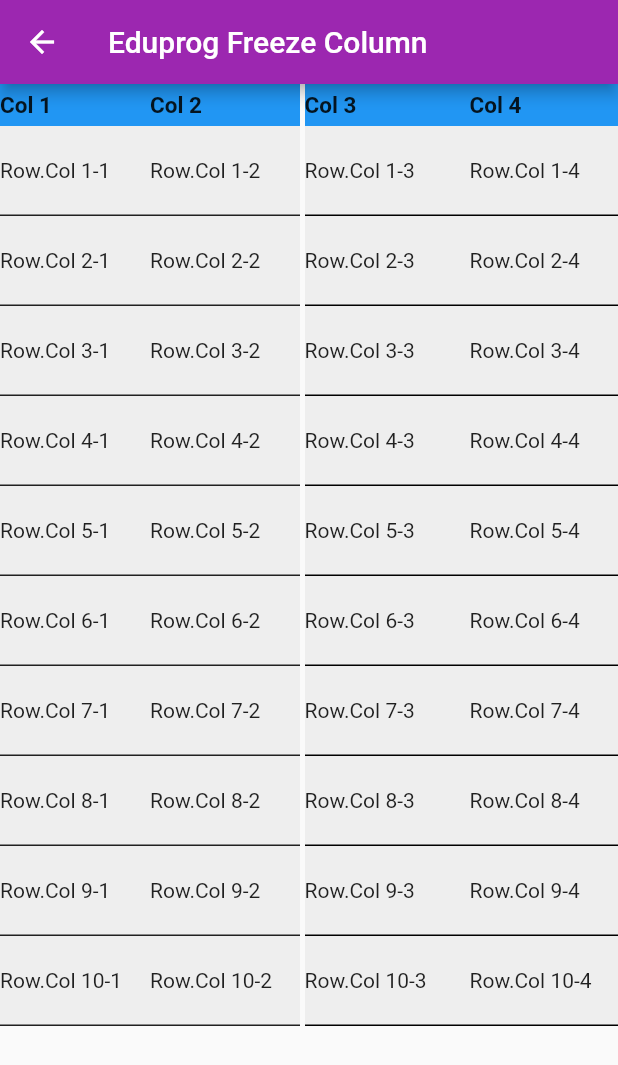
After one commit to amhirin/eduprog_flutter_exercises, a Flutter app: the FreezeColumnPage screen opened directly, on a phone screen of 412 x 824 dp. The commit adds this screen. Shown: the top 1065 px of the screen. Run offline on Flutter 3.47's test engine with Material 2 defaults, Android fonts, the phone set to English and light mode, and no system bars; our stand-ins replace flutter_custom_clippers.

Commit message:
freeze table

```diff
--- /dev/null
+++ b/lib/eduprog/freeze_table.dart
@@ -0,0 +1,352 @@
+import 'package:flutter/material.dart';
+
+class FreezeColumnPage extends StatefulWidget {
+  FreezeColumnPage({Key key, this.title}) : super(key: key);
+  final String title;
+
+  @override
+  _FreezeColumnPageState createState() => _FreezeColumnPageState();
+}
+
+class _FreezeColumnPageState extends State<FreezeColumnPage> {
+
+  TextStyle headerStyle = TextStyle(fontWeight: FontWeight.bold, fontSize: 15);
+  Color colorHeader = Colors.blue;
+  Color colorRow = Colors.grey[200];
+
+  Widget getRow_Freeze(int index){
+    return Container(
+      padding: EdgeInsets.only(top: 5, bottom: 5),
+      height: 60,
+      decoration: BoxDecoration(
+          color: colorRow,
+          border: Border(
+              bottom: BorderSide(
+                  color: Colors.black87
+              )
+          )
+      ),
+      child: Row(
+        children: <Widget>[
+          Expanded(
+            child: Text("Row.Col $index-1"),
+          ),
+          Expanded(
+            child: Text("Row.Col $index-2"),
+          ),
+        ],
+      ),
+    );
+  }
+
+  Widget getRow_Unfreeze(int index){
+    return Container(
+      padding: EdgeInsets.only(top: 5, bottom: 5),
+      height: 60,
+      decoration: BoxDecoration(
+        color: colorRow,
+        border: Border(
+          bottom: BorderSide(
+          )
+        )
+      ),
+      child: Row(
+        children: <Widget>[
+          Container(
+            width: 110,
+            child: Text("Row.Col $index-3"),
+          ),
+          Container(
+            width: 110,
+            child: Text("Row.Col $index-4"),
+          ),
+          Container(
+            width: 110,
+            child: Text("Row.Col $index-5"),
+          ),
+          Container(
+            width: 110,
+            child: Text("Row.Col $index-6"),
+          ),
+          Container(
+            width: 110,
+            child: Text("Row.Col $index-7"),
+          ),
+          Container(
+            width: 110,
+            child: Text("Row.Col $index-8"),
+          ),
+          Container(
+            width: 110,
+            child: Text("Row.Col $index-9"),
+          ),
+          Container(
+            width: 110,
+            child: Text("Row.Col $index-10"),
+          ),
+        ],
+      ),
+    );
+  }
+
+  Widget getCol_Freeze(){
+    return Container(
+      padding: EdgeInsets.only(top: 5, bottom: 5),
+      color: colorHeader,
+      child: Row(
+        children: <Widget>[
+          Expanded(
+            child: Text("Col 1", style: headerStyle,),
+          ),
+          Expanded(
+            child: Text("Col 2", style: headerStyle,),
+          ),
+        ],
+      ),
+    );
+  }
+
+  Widget getCol_Unfreeze(){
+    return Container(
+      padding: EdgeInsets.only(top: 5, bottom: 5),
+      color: colorHeader,
+      child: Row(
+        children: <Widget>[
+          Container(
+            width: 110,
+            child: Text("Col 3", style: headerStyle,),
+          ),
+          Container(
+            width: 110,
+            child: Text("Col 4", style: headerStyle,),
+          ),
+          Container(
+            width: 110,
+            child: Text("Col 5", style: headerStyle,),
+          ),
+          Container(
+            width: 110,
+            child: Text("Col 6", style: headerStyle,),
+          ),
+          Container(
+            width: 110,
+            child: Text("Col 7", style: headerStyle,),
+          ),
+          Container(
+            width: 110,
+            child: Text("Col 8", style: headerStyle,),
+          ),
+          Container(
+            width: 110,
+            child: Text("Col 9", style: headerStyle,),
+          ),
+          Container(
+            width: 110,
+            child: Text("Col 10", style: headerStyle,),
+          ),
+        ],
+      ),
+    );
+  }
+
+  @override
+  Widget build(BuildContext context) {
+    final screenSize = MediaQuery.of(context).size;
+    return Scaffold(
+        appBar: AppBar(
+          title: Text(widget.title),
+        ),
+        body:Row(
+          crossAxisAlignment: CrossAxisAlignment.start,
+          children: <Widget>[
+            Container(
+              width: 200,
+              child: Column(
+                children: <Widget>[
+                  getCol_Freeze(),
+                  getRow_Freeze(1),
+                  getRow_Freeze(2),
+                  getRow_Freeze(3),
+                  getRow_Freeze(4),
+                  getRow_Freeze(5),
+                  getRow_Freeze(6),
+                  getRow_Freeze(7),
+                  getRow_Freeze(8),
+                  getRow_Freeze(9),
+                  getRow_Freeze(10),
+
+                ],
+              ),
+            ),
+            SizedBox(
+              width: 3,
+            ),
+            Expanded(
+              child: SingleChildScrollView(
+                scrollDirection: Axis.horizontal,
+                child: Container(
+
+                  child: Column(
+                    children: <Widget>[
+                      getCol_Unfreeze(),
+                      getRow_Unfreeze(1),
+                      getRow_Unfreeze(2),
+                      getRow_Unfreeze(3),
+                      getRow_Unfreeze(4),
+                      getRow_Unfreeze(5),
+                      getRow_Unfreeze(6),
+                      getRow_Unfreeze(7),
+                      getRow_Unfreeze(8),
+                      getRow_Unfreeze(9),
+                      getRow_Unfreeze(10),
+
+
+                    ],
+                  ),
+                ),
+              ),
+            )
+          ],
+        )
+    );
+  }
+}
+
+class FreezeRowPage extends StatefulWidget {
+  FreezeRowPage({Key key, this.title}) : super(key: key);
+  final String title;
+
+  @override
+  _FreezeRowPageState createState() => _FreezeRowPageState();
+}
+
+class _FreezeRowPageState extends State<FreezeRowPage> {
+
+  TextStyle headerStyle = TextStyle(fontWeight: FontWeight.bold, fontSize: 15);
+  TextStyle rowStyle = TextStyle(fontSize: 15);
+  Color colorHeader = Colors.blue;
+  Color colorRow = Colors.grey[300];
+
+  Widget getRow(int index){
+    return Container(
+      padding: EdgeInsets.only(top: 5, bottom: 5),
+      height: 60,
+      decoration: BoxDecoration(
+          color: colorRow,
+          border: Border(
+              bottom: BorderSide(
+                color: Colors.black87
+              )
+          )
+      ),
+      child: Row(
+        children: <Widget>[
+          Container(
+            width: 110,
+            child: Text("Row.Col $index-1", style: rowStyle,),
+          ),
+          Container(
+            width: 110,
+            child: Text("Row.Col $index-2", style: rowStyle),
+          ),
+          Container(
+            width: 110,
+            child: Text("Row.Col $index-3", style: rowStyle),
+          ),
+          Container(
+            width: 110,
+            child: Text("Row.Col $index-4", style: rowStyle),
+          ),
+
+        ],
+      ),
+    );
+  }
+
+  Widget getCol(){
+    return Container(
+      padding: EdgeInsets.only(top: 5, bottom: 5),
+      color: colorHeader,
+      child: Row(
+        children: <Widget>[
+          Container(
+            width: 110,
+            child: Text("Col 1", style: headerStyle,),
+          ),
+          Container(
+            width: 110,
+            child: Text("Col 2", style: headerStyle,),
+          ),
+          Container(
+            width: 110,
+            child: Text("Col 3", style: headerStyle,),
+          ),
+          Container(
+            width: 110,
+            child: Text("Col 4", style: headerStyle,),
+          ),
+
+        ],
+      ),
+    );
+  }
+  @override
+  Widget build(BuildContext context) {
+    // TODO: implement build
+    return Scaffold(
+        appBar: AppBar(
+        title: Text(widget.title),
+        ),
+        body: Container(
+          height: MediaQuery.of(context).size.height,
+          child: Column(
+            children: <Widget>[
+              Container(
+                child: Column(
+                  children: <Widget>[
+                    getCol(),
+                    getRow(1),
+                    getRow(2),
+                    getRow(3),
+                    Container( //. untuk separator
+                      height: 5,
+                      color: Colors.grey,
+
+                    ),
+                  ],
+                ),
+              ),
+              Expanded( //. unfreeze area
+                child: SingleChildScrollView(
+                  scrollDirection: Axis.vertical,
+                  child: Container(
+                    child: Column(
+                      children: <Widget>[
+                        getRow(4),
+                        getRow(5),
+                        getRow(6),
+                        getRow(7),
+                        getRow(8),
+                        getRow(9),
+                        getRow(10),
+                        getRow(11),
+                        getRow(12),
+                        getRow(13),
+                        getRow(14),
+                        getRow(15),
+                        getRow(16),
+                        getRow(17),
+                        getRow(18),
+                        getRow(19),
+                        getRow(20),
+                      ],
+                    ),
+                  ),
+                ),
+              )
+            ],
+          ),
+        )
+    );
+  }
+}
--- a/lib/main.dart
+++ b/lib/main.dart
@@ -1,4 +1,5 @@
 import 'package:eduprog_flutter_exercises/eduprog/custom_font.dart';
+import 'package:eduprog_flutter_exercises/eduprog/freeze_table.dart';
 import 'package:eduprog_flutter_exercises/eduprog/login.dart';
 import 'package:flutter/cupertino.dart';
 import 'package:flutter/material.dart';
@@ -90,6 +91,28 @@ class _MyHomePageState extends State<MyHomePage> {
                     MaterialPageRoute(builder: (context) => CustomFontPage(title: "Eduprog Custom Font",)),
                   );
                 },
+              ),
+              Divider(),
+              ListTile(
+                title: Text("Freeze Table (Column)", style: TextStyle(fontWeight: FontWeight.bold)) ,
+                subtitle: Text("Contoh desaign table dengan freeze column"),
+                onTap: (){
+                  Navigator.push(
+                    context,
+                    MaterialPageRoute(builder: (context) => FreezeColumnPage(title: "Eduprog Freeze Column",)),
+                  );
+                },
+              ),
+              Divider(),
+              ListTile(
+                title: Text("Freeze Table (Row)", style: TextStyle(fontWeight: FontWeight.bold)) ,
+                subtitle: Text("Contoh desaign table dengan freeze row"),
+                onTap: (){
+                  Navigator.push(
+                    context,
+                    MaterialPageRoute(builder: (context) => FreezeRowPage(title: "Eduprog Freeze Row",)),
+                  );
+                },
               )
             ],
           ),
```
Also changed, not shown: lib/eduprog/login.dart (added, +152 -0 lines).
